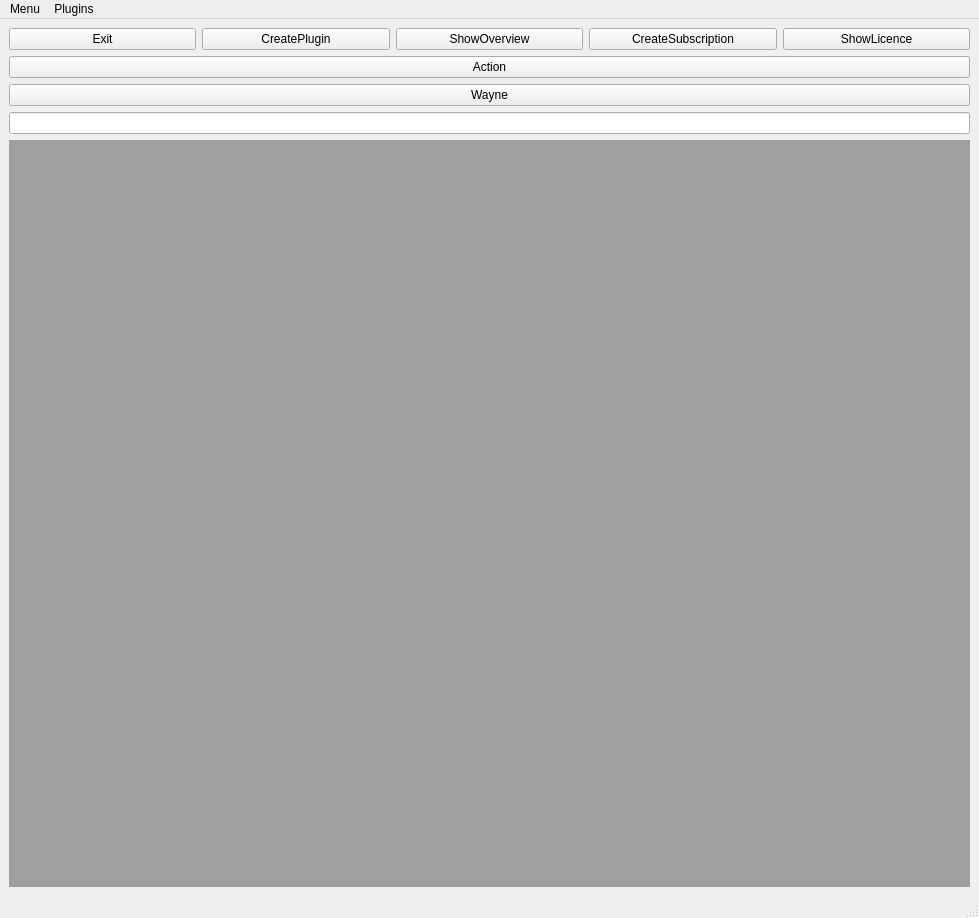
Qt form ui/gui/main.ui (TUB-Control/PaPI) before a commit.
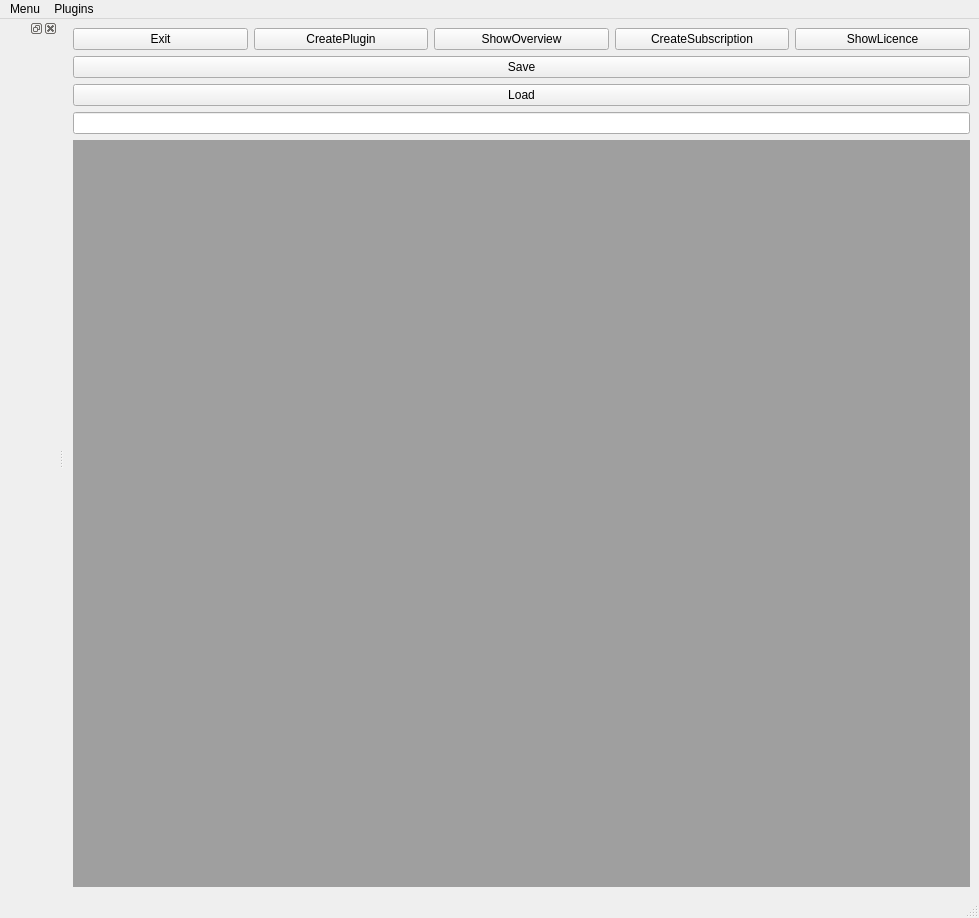
The same form after that commit.

```diff
--- a/ui/gui/main.ui
+++ b/ui/gui/main.ui
@@ -57,14 +57,14 @@
     <item>
      <widget class="QPushButton" name="stefans_button">
       <property name="text">
-       <string>Action</string>
+       <string>Save</string>
       </property>
      </widget>
     </item>
     <item>
      <widget class="QPushButton" name="stefans_button_2">
       <property name="text">
-       <string>Wayne</string>
+       <string>Load</string>
       </property>
      </widget>
     </item>
@@ -106,6 +106,12 @@
    <addaction name="menuMenu"/>
    <addaction name="menuAvailablePlugins"/>
   </widget>
+  <widget class="QDockWidget" name="dockWidget_3">
+   <attribute name="dockWidgetArea">
+    <number>1</number>
+   </attribute>
+   <widget class="QWidget" name="dockWidgetContents_3"/>
+  </widget>
   <action name="actionP_Available">
    <property name="text">
     <string>Available</string>
```
